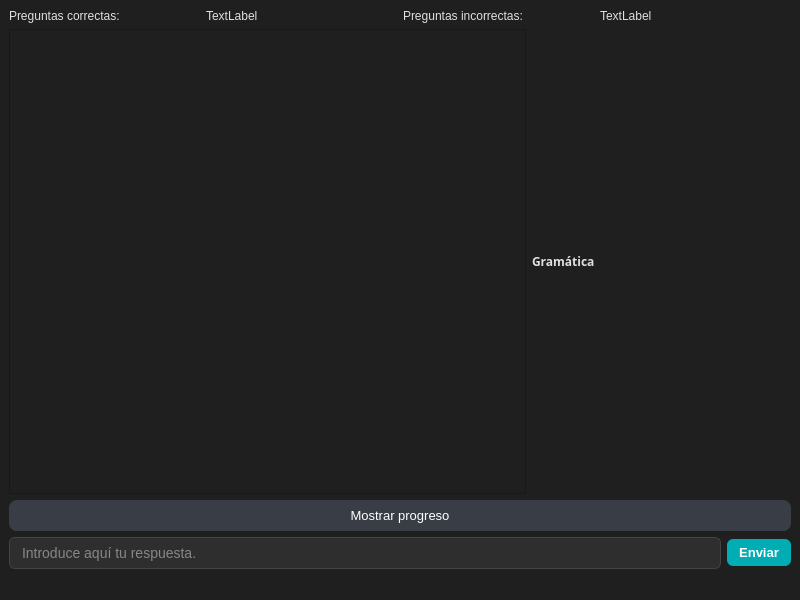
Before: the Qt Designer form slrtutorwindow.ui in jose-rZM/SyntaxTutor, drawn with Qt 5.
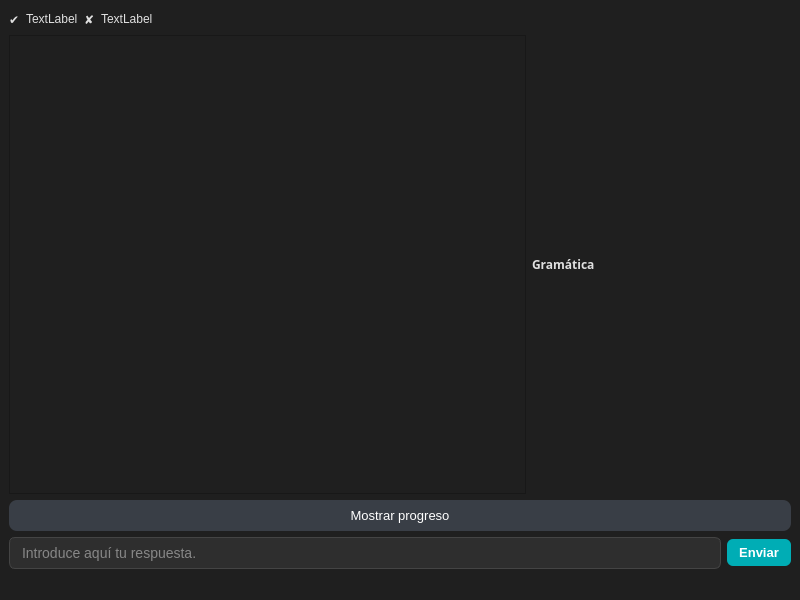
After: the same form once the commit is applied. Icons and pictures are not drawn.

Commit message: change style of right/wrong answers

The edit to the form file:
```diff
--- a/slrtutorwindow.ui
+++ b/slrtutorwindow.ui
@@ -26,13 +26,25 @@
      <layout class="QHBoxLayout" name="horizontalLayout_3">
       <item>
        <widget class="QLabel" name="label_2">
+        <property name="sizePolicy">
+         <sizepolicy hsizetype="Minimum" vsizetype="Preferred">
+          <horstretch>0</horstretch>
+          <verstretch>0</verstretch>
+         </sizepolicy>
+        </property>
         <property name="text">
-         <string>Preguntas correctas:</string>
+         <string>✔</string>
         </property>
        </widget>
       </item>
       <item>
        <widget class="QLabel" name="cntRight">
+        <property name="sizePolicy">
+         <sizepolicy hsizetype="Minimum" vsizetype="Preferred">
+          <horstretch>0</horstretch>
+          <verstretch>0</verstretch>
+         </sizepolicy>
+        </property>
         <property name="text">
          <string>TextLabel</string>
         </property>
@@ -40,18 +52,46 @@
       </item>
       <item>
        <widget class="QLabel" name="label_3">
+        <property name="sizePolicy">
+         <sizepolicy hsizetype="Minimum" vsizetype="Preferred">
+          <horstretch>0</horstretch>
+          <verstretch>0</verstretch>
+         </sizepolicy>
+        </property>
         <property name="text">
-         <string>Preguntas incorrectas: </string>
+         <string>✘</string>
         </property>
        </widget>
       </item>
       <item>
        <widget class="QLabel" name="cntWrong">
+        <property name="sizePolicy">
+         <sizepolicy hsizetype="Minimum" vsizetype="Preferred">
+          <horstretch>0</horstretch>
+          <verstretch>0</verstretch>
+         </sizepolicy>
+        </property>
         <property name="text">
          <string>TextLabel</string>
         </property>
        </widget>
       </item>
+      <item>
+       <spacer name="horizontalSpacer">
+        <property name="orientation">
+         <enum>Qt::Orientation::Horizontal</enum>
+        </property>
+        <property name="sizeType">
+         <enum>QSizePolicy::Policy::Expanding</enum>
+        </property>
+        <property name="sizeHint" stdset="0">
+         <size>
+          <width>40</width>
+          <height>20</height>
+         </size>
+        </property>
+       </spacer>
+      </item>
      </layout>
     </item>
     <item>
```
The commit also changes 1 other file.
